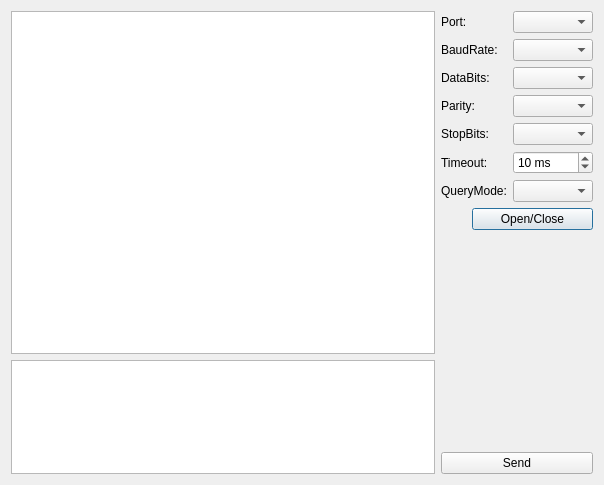
First picture: the form in qt4/lib/qextserialport-1.2rc/examples/hexer/dialog.ui, repository qoopooh/try_git, before the edit.
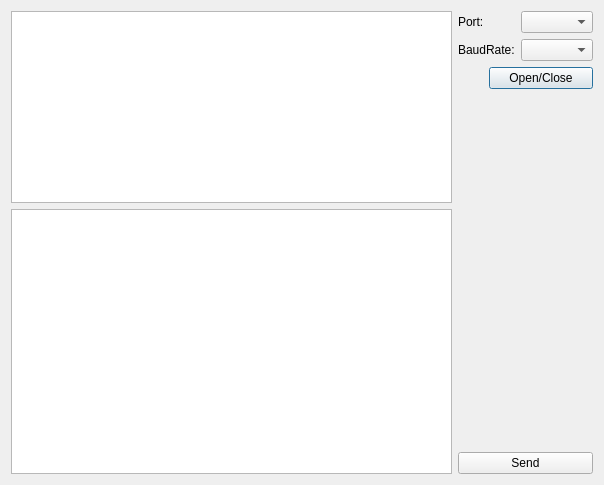
Second picture: the form after the edit. Custom widgets are drawn as their Qt base class.

```diff
--- a/qt4/lib/qextserialport-1.2rc/examples/hexer/dialog.ui
+++ b/qt4/lib/qextserialport-1.2rc/examples/hexer/dialog.ui
@@ -15,7 +15,7 @@
   </property>
   <layout class="QHBoxLayout" name="horizontalLayout_2">
    <item>
-    <layout class="QVBoxLayout" name="verticalLayout" stretch="3,1">
+    <layout class="QVBoxLayout" name="verticalLayout" stretch="0,1">
      <item>
       <widget class="QPlainTextEdit" name="recvEdit">
        <property name="maximumBlockCount">
@@ -32,6 +32,9 @@
     <layout class="QVBoxLayout" name="verticalLayout_2">
      <item>
       <layout class="QFormLayout" name="formLayout">
+       <property name="fieldGrowthPolicy">
+        <enum>QFormLayout::AllNonFixedFieldsGrow</enum>
+       </property>
        <item row="0" column="0">
         <widget class="QLabel" name="label">
          <property name="text">
@@ -52,72 +55,6 @@
        <item row="1" column="1">
         <widget class="QComboBox" name="baudRateBox"/>
        </item>
-       <item row="2" column="0">
-        <widget class="QLabel" name="label_3">
-         <property name="text">
-          <string>DataBits:</string>
-         </property>
-        </widget>
-       </item>
-       <item row="2" column="1">
-        <widget class="QComboBox" name="dataBitsBox"/>
-       </item>
-       <item row="3" column="0">
-        <widget class="QLabel" name="label_4">
-         <property name="text">
-          <string>Parity:</string>
-         </property>
-        </widget>
-       </item>
-       <item row="3" column="1">
-        <widget class="QComboBox" name="parityBox"/>
-       </item>
-       <item row="4" column="0">
-        <widget class="QLabel" name="label_5">
-         <property name="text">
-          <string>StopBits:</string>
-         </property>
-        </widget>
-       </item>
-       <item row="4" column="1">
-        <widget class="QComboBox" name="stopBitsBox"/>
-       </item>
-       <item row="6" column="0">
-        <widget class="QLabel" name="label_6">
-         <property name="text">
-          <string>QueryMode:</string>
-         </property>
-        </widget>
-       </item>
-       <item row="6" column="1">
-        <widget class="QComboBox" name="queryModeBox"/>
-       </item>
-       <item row="5" column="0">
-        <widget class="QLabel" name="label_7">
-         <property name="text">
-          <string>Timeout:</string>
-         </property>
-        </widget>
-       </item>
-       <item row="5" column="1">
-        <widget class="QSpinBox" name="timeoutBox">
-         <property name="suffix">
-          <string> ms</string>
-         </property>
-         <property name="minimum">
-          <number>-1</number>
-         </property>
-         <property name="maximum">
-          <number>10000</number>
-         </property>
-         <property name="singleStep">
-          <number>10</number>
-         </property>
-         <property name="value">
-          <number>10</number>
-         </property>
-        </widget>
-       </item>
       </layout>
      </item>
      <item>
```
